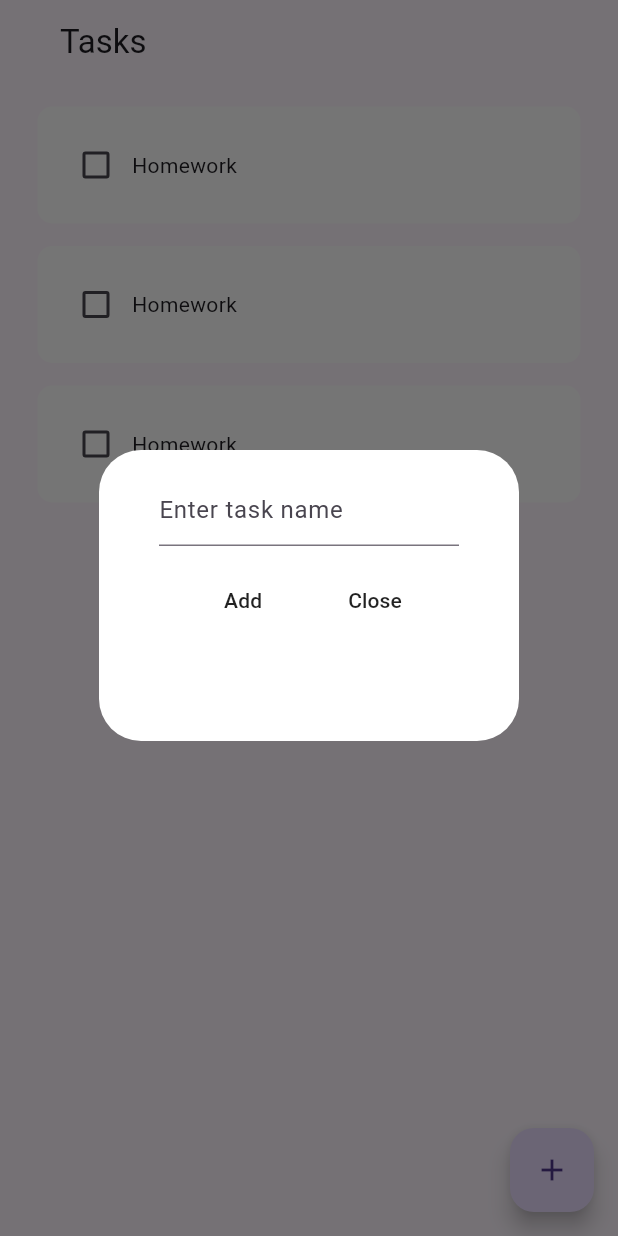
After one commit to dimitrilahanas/flutter-task-list, a Flutter app: the screen it shows after launch, after a tap on the "add" icon, on a phone screen of 412 x 824 dp. The commit adds this screen. Run offline on Flutter 3.47's test engine with Material 3 defaults, Android fonts, the phone set to English and light mode, and no system bars.

Commit message:
feat(Home): added create task button.

```diff
--- a/lib/screens/home.dart
+++ b/lib/screens/home.dart
@@ -1,4 +1,5 @@
 import 'package:flutter/material.dart';
+import 'package:flutter_task_list/widgets/dialogue_box.dart';
 import 'package:flutter_task_list/widgets/task_tile.dart';
 
 class Home extends StatefulWidget {
@@ -9,6 +10,8 @@ class Home extends StatefulWidget {
 }
 
 class _HomeState extends State<Home> {
+  final _controller = TextEditingController();
+
   List taskList = [
     ['Homework', false],
     ['Homework', false],
@@ -18,6 +21,22 @@ class _HomeState extends State<Home> {
   void checkBoxChanged(bool? value, int index) {
     setState(() {
       taskList[index][1] = !taskList[index][1];
+    });
+  }
+
+  void saveNewTask() {
+    setState(() {
+      taskList.add([_controller.text, false]);
+    });
+  }
+
+  void createNewTask() {
+    showDialog(context: context, builder: (context) {
+      return DialogueBox(
+        controller: _controller,
+        onSave: saveNewTask,
+        onCancel: () => Navigator.of(context).pop(),
+      );
     });
   }
 
@@ -39,7 +58,12 @@ class _HomeState extends State<Home> {
             onChanged: (value) => checkBoxChanged(value, index),
           );
         },
-      )
+      ),
+
+      floatingActionButton: FloatingActionButton(
+        onPressed: createNewTask,
+        child: const Icon(Icons.add),
+      ),
     );
   }
 }
--- /dev/null
+++ b/lib/widgets/dialogue_box.dart
@@ -0,0 +1,46 @@
+import 'package:flutter/material.dart';
+import 'package:flutter_task_list/widgets/dialogue_button.dart';
+
+class DialogueBox extends StatelessWidget {
+  final controller;
+  VoidCallback onSave;
+  VoidCallback onCancel;
+
+  DialogueBox({
+    super.key,
+    required this.controller,
+    required this.onSave,
+    required this.onCancel
+  });
+
+  @override
+  Widget build(BuildContext context) {
+    return AlertDialog(
+      backgroundColor: Colors.white,
+      insetPadding: EdgeInsets.only(bottom: 330, top: 300),
+      content: Column(
+        children: [
+          SizedBox(
+            height: 60,
+            width: 200,
+            child: TextField(
+              controller: controller,
+              decoration: InputDecoration(
+                hintText: 'Enter task name',
+              )
+            ),
+          ),
+
+          Row(
+            mainAxisAlignment: MainAxisAlignment.center,
+            children: [
+              DialogueButton(buttonName: 'Add', onPressed: onSave,),
+
+              DialogueButton(buttonName: 'Close', onPressed: onCancel,),
+            ],
+          ),
+        ],
+      ),
+    );
+  }
+}
--- /dev/null
+++ b/lib/widgets/dialogue_button.dart
@@ -0,0 +1,20 @@
+import 'package:flutter/material.dart';
+
+class DialogueButton extends StatelessWidget {
+  final String buttonName;
+  VoidCallback onPressed;
+
+  DialogueButton({
+    super.key,
+    required this.buttonName,
+    required this.onPressed,
+  });
+
+  @override
+  Widget build(BuildContext context) {
+    return MaterialButton(
+      onPressed: onPressed,
+      child: Text(buttonName),
+    );
+  }
+}
--- a/lib/widgets/task_tile.dart
+++ b/lib/widgets/task_tile.dart
@@ -3,9 +3,9 @@ import 'package:flutter/material.dart';
 class TaskTile extends StatelessWidget {
   final String taskName;
   final bool isCompleted;
-  Function(bool?)? onChanged;
+  final Function(bool?)? onChanged;
 
-  TaskTile({
+  const TaskTile({
     super.key,
     required this.taskName,
     required this.isCompleted,
```
Also changed, not shown: 12 other files.
